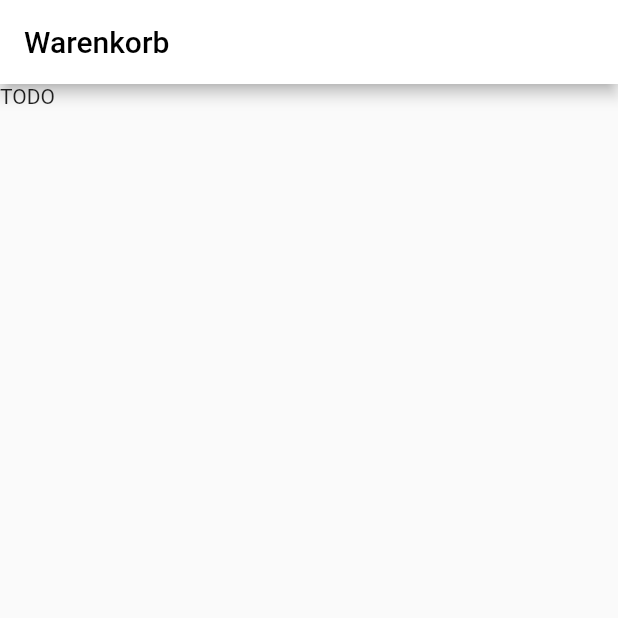
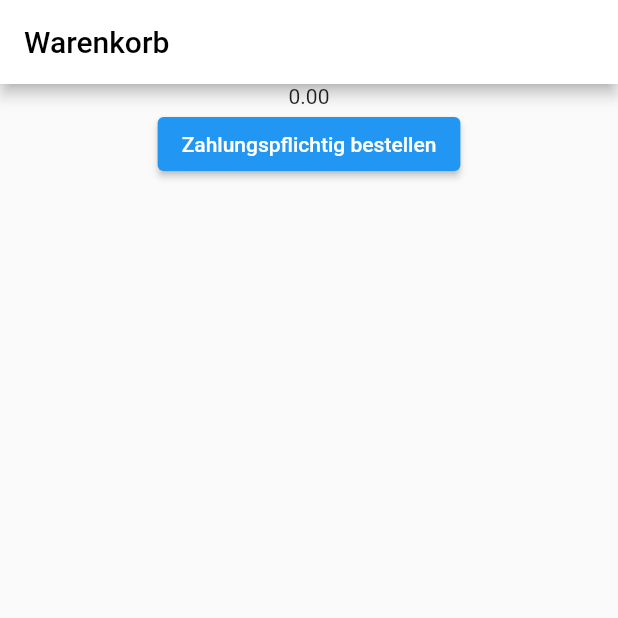
Before and after one commit to LoomisM4/mt-shop-wb, a Flutter app: the Cart screen opened directly, on a phone screen of 412 x 824 dp, the top half of it. Run offline on Flutter 3.47's test engine with Material 2 defaults, Android fonts, the phone set to English and light mode, and no system bars; network calls fail.

Commit message:
cart works

```diff
--- a/lib/objects/CartObj.dart
+++ b/lib/objects/CartObj.dart
@@ -32,7 +32,7 @@ class CartObj {
     bool alreadyContains = articles.any((element) => element.article == article);
     if (alreadyContains) {
       CartArticle ca = articles.firstWhere((element) => element.article == article);
-      if (ca.quantity > 1) {
+      if (ca.quantity > 0) {
         ca.quantity--;
       }
     }
--- a/lib/views/Cart.dart
+++ b/lib/views/Cart.dart
@@ -1,7 +1,21 @@
+import 'package:app/objects/CartObj.dart';
 import 'package:flutter/material.dart';
 
-class Cart extends StatelessWidget {
+class Cart extends StatefulWidget {
   const Cart({Key? key}) : super(key: key);
+
+  @override
+  _CartState createState() => _CartState();
+}
+
+class _CartState extends State<Cart> {
+  late CartObj cart;
+
+  @override
+  void initState() {
+    cart = CartObj();
+    super.initState();
+  }
 
   @override
   Widget build(BuildContext context) {
@@ -11,7 +25,55 @@ class Cart extends StatelessWidget {
         backgroundColor: Colors.white,
         foregroundColor: Colors.black,
       ),
-      body: const Text("TODO"),
+      body: Center(
+        child: Column(
+          children: [
+            ListView.builder(
+              itemCount: cart.articles.length,
+              itemBuilder: (context, i) {
+                return Row(
+                  children: [
+                    Text(cart.articles[i].article.name ?? ""),
+                    Row(
+                      children: [
+                        IconButton(
+                          onPressed: () {
+                            cart.remove(cart.articles[i].article);
+                            setState(() {
+                              cart = CartObj();
+                            });
+                          },
+                          icon: const Icon(Icons.remove)),
+                        Text(cart.articles[i].quantity.toString()),
+                        IconButton(
+                          onPressed: () {
+                            cart.add(cart.articles[i].article);
+                            setState(() {
+                              cart = CartObj();
+                            });
+                          },
+                          icon: const Icon(Icons.add)),
+                      ],
+                    ),
+                    Text(cart.articles[i].calcPositionPrice().toStringAsFixed(2))
+                  ],
+                  mainAxisAlignment: MainAxisAlignment.spaceBetween,
+                );
+              },
+              shrinkWrap: true,
+            ),
+            Text(cart.calcTotalPrice().toStringAsFixed(2)),
+            ElevatedButton(
+              onPressed: () {
+                cart.articles.clear();
+                setState(() {
+                  cart = CartObj();
+                });
+              },
+              child: const Text("Zahlungspflichtig bestellen"))
+          ],
+        ),
+      )
     );
   }
 }
--- a/lib/views/Details.dart
+++ b/lib/views/Details.dart
@@ -54,7 +54,7 @@ class _DetailsState extends State<Details> {
                       onPressed: () {
                         CartObj().add(a.data!);
                       },
-                      child: Text("In den Warenkorb")
+                      child: const Text("In den Warenkorb")
                   )
                 ],
               ),
```
